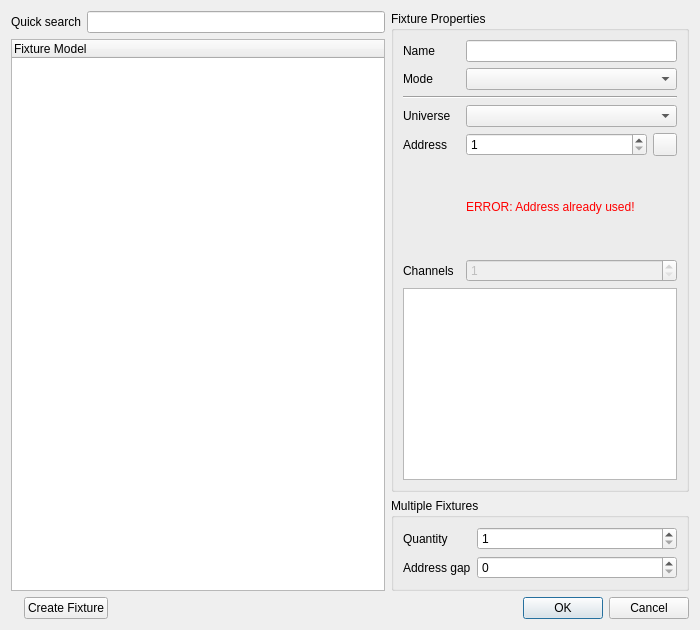
Before: the Qt Designer form ui/src/addfixture.ui in EricNakamura/qlcplus-LEGACY, drawn with Qt 5.
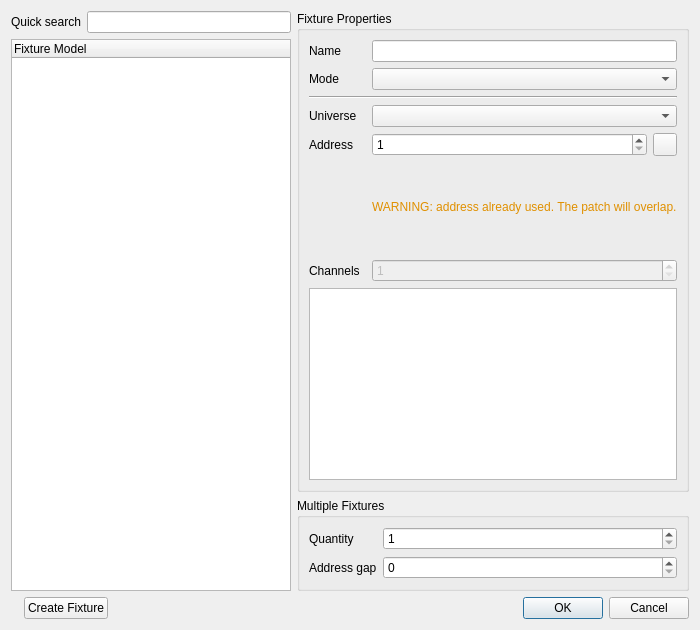
After: the same form once the commit is applied. Icons and pictures are not drawn.

Commit message: Add fixture patch model tests and improve virtual console grid snapping

```diff
--- a/ui/src/addfixture.ui
+++ b/ui/src/addfixture.ui
@@ -177,7 +177,7 @@
       <item row="5" column="2">
        <widget class="QLabel" name="m_addrErrorLabel">
         <property name="text">
-         <string>&lt;html&gt;&lt;head/&gt;&lt;body&gt;&lt;p&gt;&lt;span style=&quot; color:#ff0000;&quot;&gt;ERROR: Address already used!&lt;/span&gt;&lt;/p&gt;&lt;/body&gt;&lt;/html&gt;</string>
+         <string>&lt;html&gt;&lt;head/&gt;&lt;body&gt;&lt;p&gt;&lt;span style=&quot; color:#e09000;&quot;&gt;WARNING: address already used. The patch will overlap.&lt;/span&gt;&lt;/p&gt;&lt;/body&gt;&lt;/html&gt;</string>
         </property>
        </widget>
       </item>
```
The commit also changes 37 other files.
